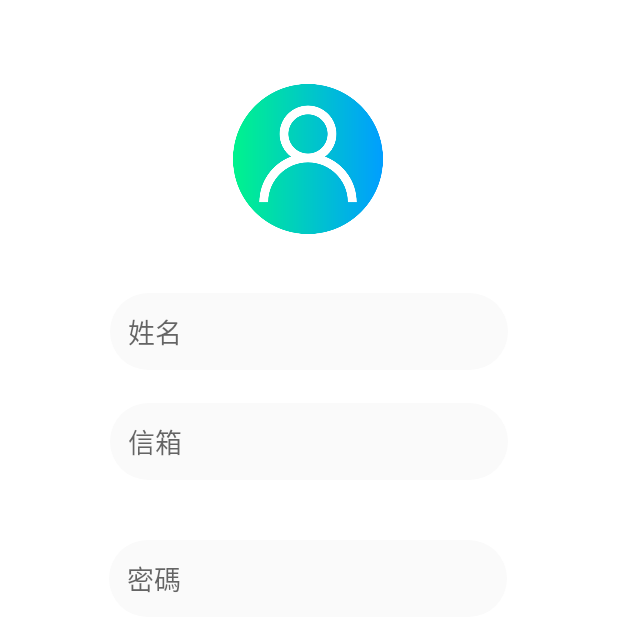
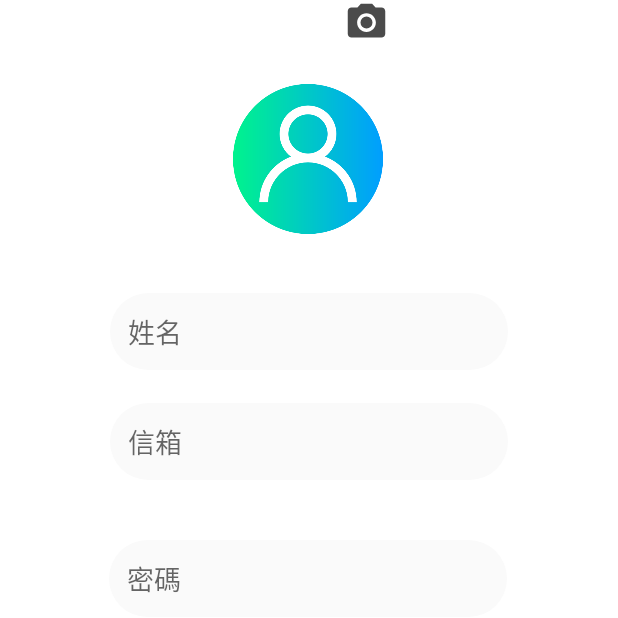
Before and after one commit to HuanG0114/Blog_regPage, an Android app: the screen it shows after launch (RegisterActivity), on a phone screen of 412 x 824 dp, the top half of it. Run offline under Robolectric (Android 15) with nearby library versions, the phone set to English and light mode, and no system bars; our stand-ins replace Firebase (no records; nobody signed in at launch, a user with empty details on screens opened directly).

Commit message:
增加相機按扭到註冊頁面

```diff
--- /dev/null
+++ b/app/src/main/res/drawable/ic_baseline_photo_camera_24.xml
@@ -0,0 +1,6 @@
+<vector android:height="24dp" android:tint="#4B4B4B"
+    android:viewportHeight="24" android:viewportWidth="24"
+    android:width="24dp" xmlns:android="http://schemas.android.com/apk/res/android">
+    <path android:fillColor="@android:color/white" android:pathData="M12,12m-3.2,0a3.2,3.2 0,1 1,6.4 0a3.2,3.2 0,1 1,-6.4 0"/>
+    <path android:fillColor="@android:color/white" android:pathData="M9,2L7.17,4L4,4c-1.1,0 -2,0.9 -2,2v12c0,1.1 0.9,2 2,2h16c1.1,0 2,-0.9 2,-2L22,6c0,-1.1 -0.9,-2 -2,-2h-3.17L15,2L9,2zM12,17c-2.76,0 -5,-2.24 -5,-5s2.24,-5 5,-5 5,2.24 5,5 -2.24,5 -5,5z"/>
+</vector>
--- a/app/src/main/res/layout/activity_register.xml
+++ b/app/src/main/res/layout/activity_register.xml
@@ -113,4 +113,14 @@
         app:layout_constraintEnd_toEndOf="@+id/regBtn"
         app:layout_constraintStart_toStartOf="@+id/regBtn"
         app:layout_constraintTop_toTopOf="@+id/regBtn" />
+
+    <ImageView
+        android:id="@+id/pick_photo"
+        android:layout_width="30dp"
+        android:layout_height="30dp"
+        app:layout_constraintEnd_toEndOf="parent"
+        app:layout_constraintHorizontal_bias="0.601"
+        app:layout_constraintStart_toStartOf="parent"
+        app:srcCompat="@drawable/ic_baseline_photo_camera_24"
+        tools:layout_editor_absoluteY="127dp" />
 </androidx.constraintlayout.widget.ConstraintLayout>
```
